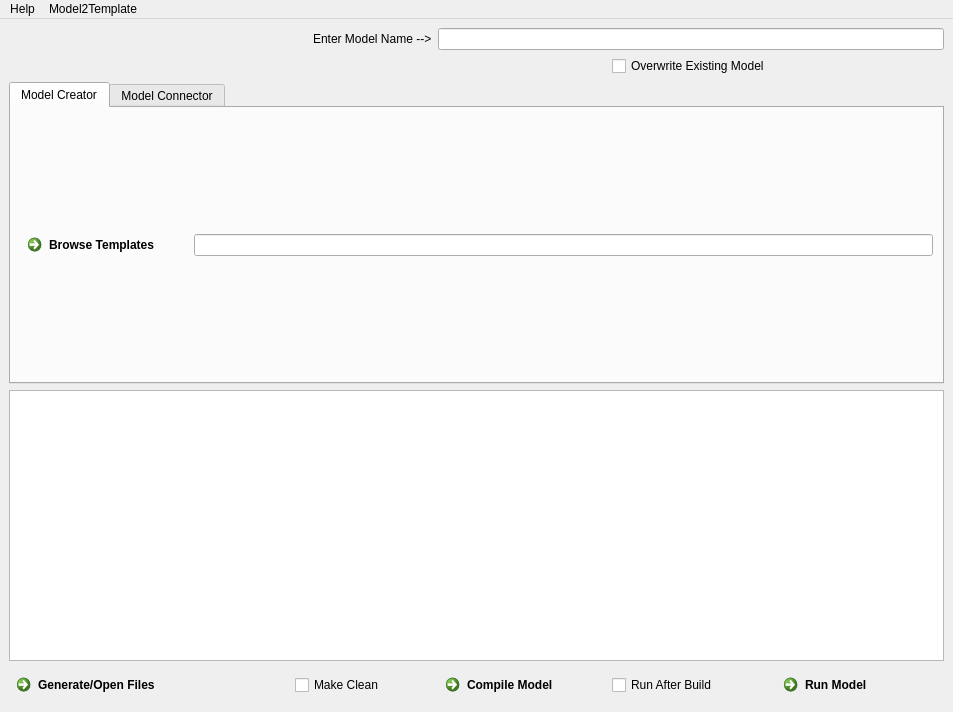
Old version of the form resources/sstGUI.ui in the repository lpsmodsimteam/sst-config-gui.
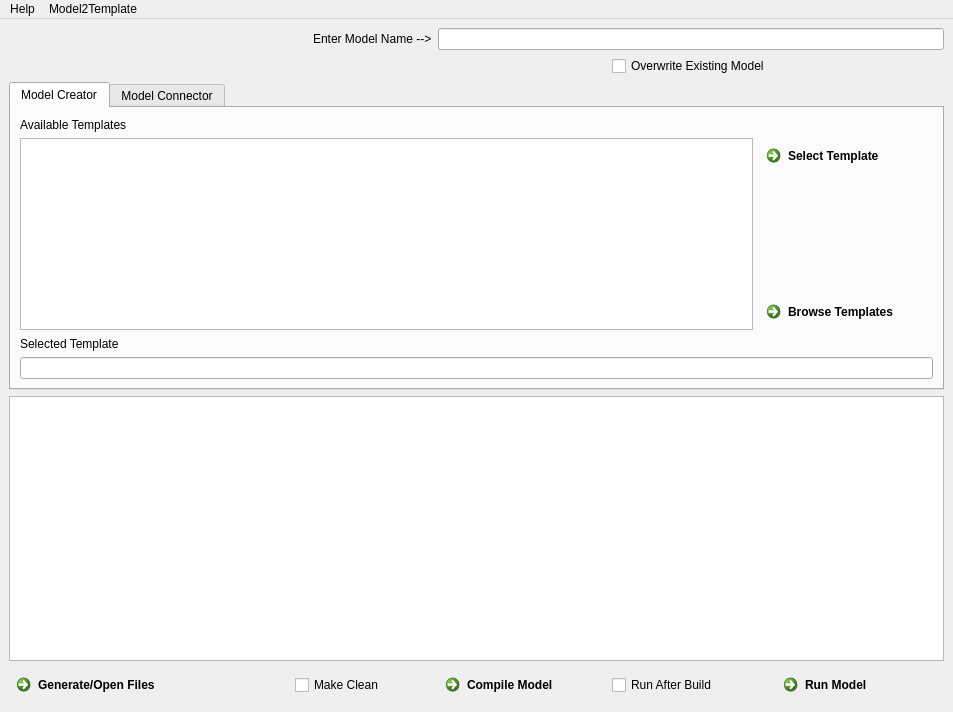
New version of the form. Icons and pictures are not drawn.

```diff
--- a/resources/sstGUI.ui
+++ b/resources/sstGUI.ui
@@ -14,7 +14,7 @@
    <string>SST Model Creator</string>
   </property>
   <widget class="QWidget" name="centralwidget">
-   <layout class="QGridLayout" name="gridLayout_3" rowstretch="0,0,2,10,0">
+   <layout class="QGridLayout" name="gridLayout_3" rowstretch="0,0,1,10,0">
     <item row="0" column="0" rowspan="2">
      <widget class="QLabel" name="logo">
       <property name="text">
@@ -61,18 +61,15 @@
        <attribute name="title">
         <string>Model Creator</string>
        </attribute>
-       <layout class="QGridLayout" name="gridLayout">
-        <item row="0" column="0">
-         <widget class="QCommandLinkButton" name="templateBrowse">
-          <property name="toolTip">
-           <string>Opens a File Browser for you to select a template</string>
-          </property>
+       <layout class="QGridLayout" name="gridLayout" rowstretch="0,0,0,0,0,0,0,0">
+        <item row="6" column="0" colspan="3">
+         <widget class="QLabel" name="label_5">
           <property name="text">
-           <string>Browse Templates</string>
+           <string>Selected Template</string>
           </property>
          </widget>
         </item>
-        <item row="0" column="1">
+        <item row="7" column="0" colspan="3">
          <widget class="QLineEdit" name="templateType">
           <property name="toolTip">
            <string>Type in the full path to your template or use the Browse Templates button to navigate to a template folder</string>
@@ -82,6 +79,40 @@
           </property>
          </widget>
         </item>
+        <item row="0" column="0">
+         <widget class="QLabel" name="label_2">
+          <property name="text">
+           <string>Available Templates</string>
+          </property>
+         </widget>
+        </item>
+        <item row="4" column="1" alignment="Qt::AlignTop">
+         <widget class="QCommandLinkButton" name="templateSelect">
+          <property name="toolTip">
+           <string>Chooses the selected template from the Available Templates List</string>
+          </property>
+          <property name="text">
+           <string>Select Template</string>
+          </property>
+         </widget>
+        </item>
+        <item row="5" column="1" alignment="Qt::AlignBottom">
+         <widget class="QCommandLinkButton" name="templateBrowse">
+          <property name="toolTip">
+           <string>Opens a File Browser for you to select a template</string>
+          </property>
+          <property name="text">
+           <string>Browse Templates</string>
+          </property>
+         </widget>
+        </item>
+        <item row="4" column="0" rowspan="2">
+         <widget class="QListWidget" name="templates">
+          <property name="toolTip">
+           <string>Available Templates</string>
+          </property>
+         </widget>
+        </item>
        </layout>
       </widget>
       <widget class="QWidget" name="modelConnector">
@@ -180,13 +211,6 @@
       </widget>
      </widget>
     </item>
-    <item row="3" column="0" colspan="6">
-     <widget class="QPlainTextEdit" name="info">
-      <property name="readOnly">
-       <bool>true</bool>
-      </property>
-     </widget>
-    </item>
     <item row="4" column="0" colspan="2">
      <widget class="QCommandLinkButton" name="generate">
       <property name="font">
@@ -255,6 +279,13 @@
       </property>
      </widget>
     </item>
+    <item row="3" column="0" colspan="6">
+     <widget class="QPlainTextEdit" name="info">
+      <property name="readOnly">
+       <bool>true</bool>
+      </property>
+     </widget>
+    </item>
    </layout>
   </widget>
   <widget class="QMenuBar" name="menuBar">
```
